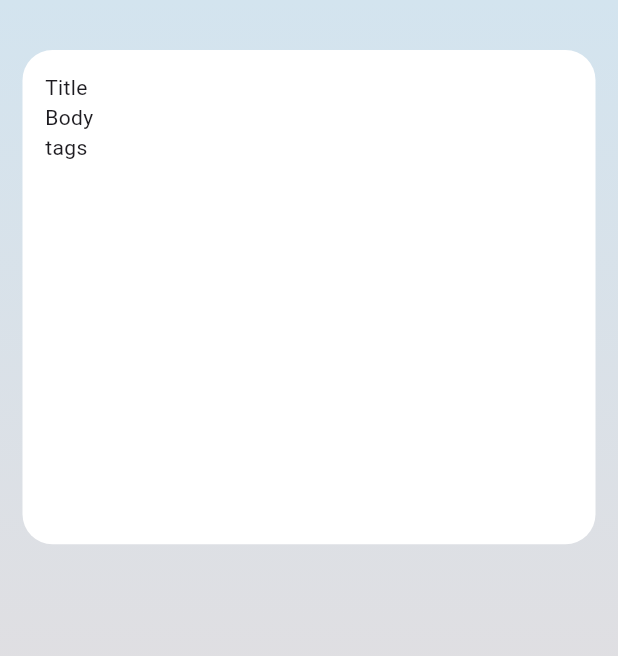
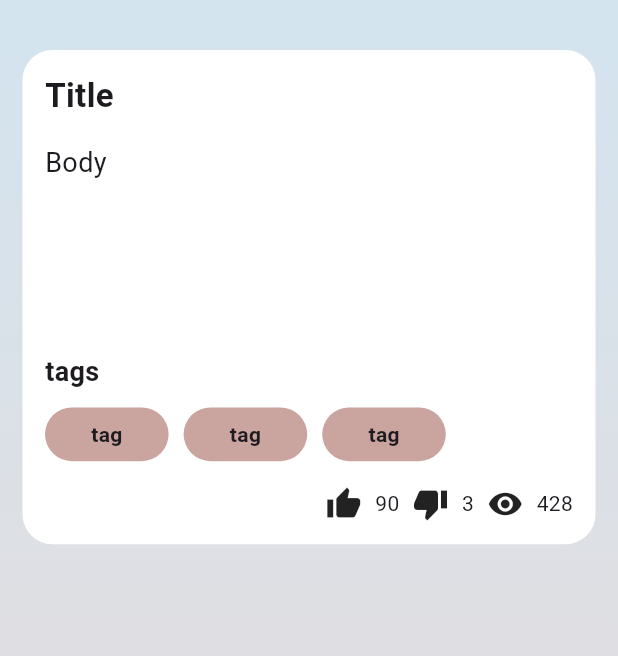
Before and after one commit to LeenAlsous/posts_api, a Flutter app: the screen it shows after launch, on a phone screen of 412 x 824 dp. Shown: the top 656 px of the screen. Run offline on Flutter 3.47's test engine with Material 3 defaults, Android fonts, the phone set to English and light mode, and no system bars.

Commit message:
finished the design

```diff
--- /dev/null
+++ b/lib/helper/text_scale.dart
@@ -0,0 +1,12 @@
+import 'dart:math';
+
+import 'package:flutter/material.dart';
+
+class ScaleSize {
+  static double textScaleFactor(BuildContext context,
+      {double maxTextScaleFactor = 2}) {
+    final width = MediaQuery.of(context).size.width;
+    double val = (width / 1400) * maxTextScaleFactor;
+    return max(1, min(val, maxTextScaleFactor));
+  }
+}
--- a/lib/presentation/widgets/post_container.dart
+++ b/lib/presentation/widgets/post_container.dart
@@ -1,4 +1,7 @@
+import 'package:flutter/cupertino.dart';
 import 'package:flutter/material.dart';
+import 'package:posts_api/helper/text_scale.dart';
+import 'package:posts_api/presentation/widgets/tag_container.dart';
 
 class PostsContainer extends StatelessWidget {
   const PostsContainer({Key? key}) : super(key: key);
@@ -14,14 +17,39 @@ class PostsContainer extends StatelessWidget {
           color: Colors.white,
           borderRadius: BorderRadius.circular(20)
         ),
-        child: const Padding(
-          padding: EdgeInsets.all(15.0),
+        child: Padding(
+          padding: const EdgeInsets.all(15.0),
           child: Column(
             crossAxisAlignment: CrossAxisAlignment.start,
             children: [
-              Text('Title'),
-              Text('Body'),
-              Text('tags')
+              Text('Title', style: const TextStyle(fontSize: 22, fontWeight: FontWeight.bold), textScaler: TextScaler.linear(ScaleSize.textScaleFactor(context))),
+              SizedBox(height: MediaQuery.sizeOf(context).height / 50,),
+              Text('Body', style: const TextStyle(fontSize: 18), textScaler: TextScaler.linear(ScaleSize.textScaleFactor(context))),
+              Spacer(),
+              Text('tags', style: const TextStyle(fontSize: 18, fontWeight: FontWeight.bold), textScaler: TextScaler.linear(ScaleSize.textScaleFactor(context))),
+              SizedBox(height: MediaQuery.sizeOf(context).height / 80,),
+              const Row(children: [
+                TagContainer(),
+                TagContainer(),
+                TagContainer(),
+              ],),
+              SizedBox(height: MediaQuery.sizeOf(context).height / 50,),
+              Align(
+                alignment: Alignment.bottomRight,
+                child: Container(
+                  width: MediaQuery.sizeOf(context).width / 2.5,
+                  child: const Row(
+                    mainAxisAlignment: MainAxisAlignment.spaceBetween,
+                    children: [
+                    Icon(Icons.thumb_up),
+                    Text('90'),
+                    Icon(Icons.thumb_down),
+                    Text('3'),
+                    Icon(Icons.remove_red_eye),
+                    Text('428')
+                  ],),
+                ),
+              )
             ],
           ),
         ),
--- /dev/null
+++ b/lib/presentation/widgets/tag_container.dart
@@ -0,0 +1,27 @@
+import 'package:flutter/material.dart';
+
+class TagContainer extends StatelessWidget {
+  const TagContainer({Key? key}) : super(key: key);
+
+  @override
+  Widget build(BuildContext context) {
+    return Padding(
+      padding: const EdgeInsets.only(right: 10),
+      child: Container(
+        height: MediaQuery.sizeOf(context).height / 23,
+        width: MediaQuery.sizeOf(context).width / 5,
+        decoration: BoxDecoration(
+            color: const Color(0xFFcaa49f),
+            shape: BoxShape.rectangle,
+            borderRadius: BorderRadius.circular(50)),
+        child: const Center(
+            child: Text(
+              'tag',
+              style: TextStyle(
+                fontWeight: FontWeight.bold,
+              ),
+            )),
+      ),
+    );
+  }
+}
```
